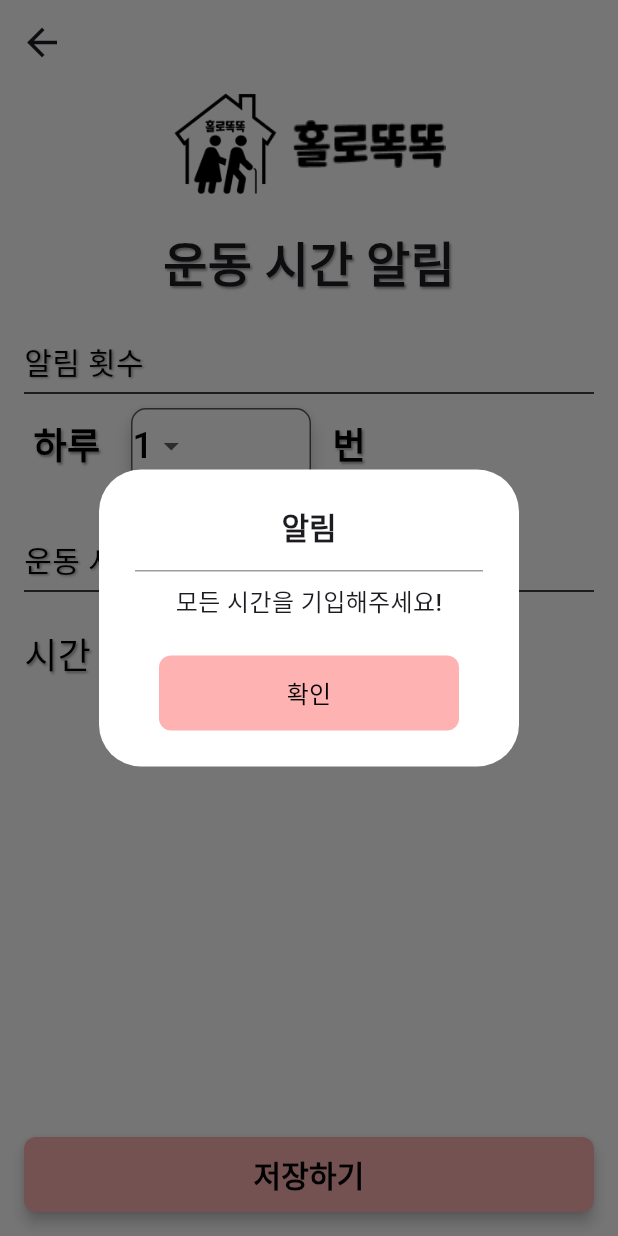
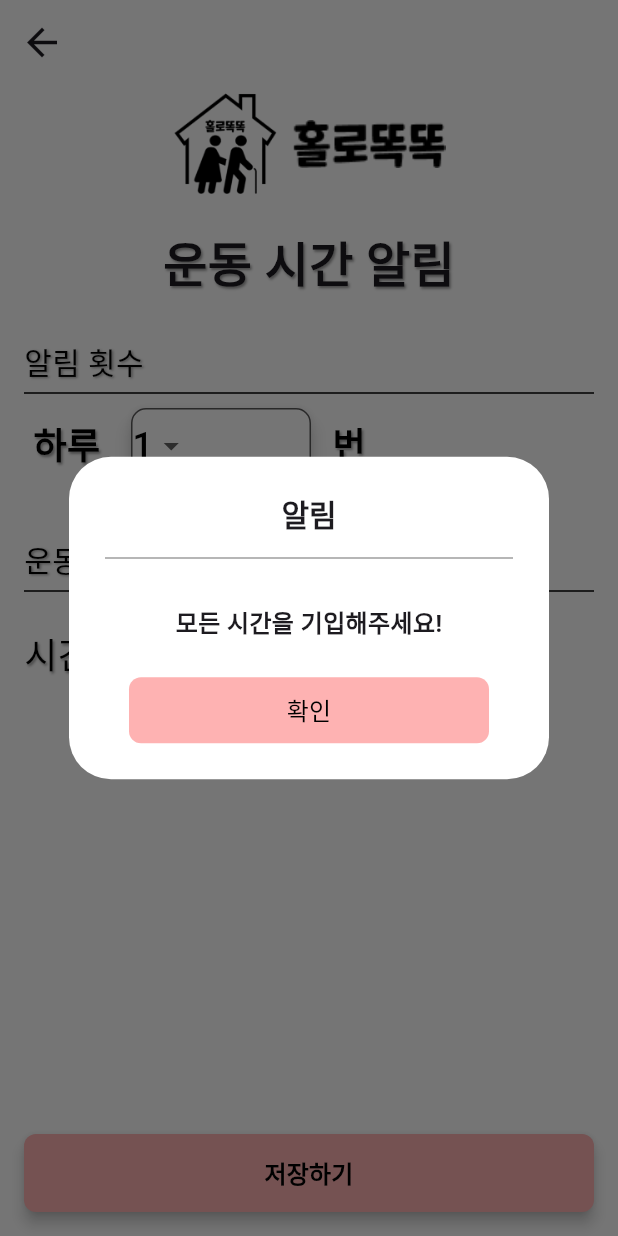
Before and after one commit to namminju/SeniorSmarkCare, a Flutter app: the ExerciseTime screen opened directly, after a tap on "저장하기", on a phone screen of 412 x 824 dp. Run offline on Flutter 3.47's test engine with Material 3 defaults, Android fonts, the phone set to English and light mode, and no system bars; our stand-ins replace shared_preferences; accounts and stored records are empty.

Commit message:
[FE] 버튼 수정 및 페이지 수정
1. ExercisePage 운동 영상 삭제
2. ExerciseTime, MealTime 버튼 수정

```diff
--- /dev/null
+++ b/frontend/devtools_options.yaml
@@ -0,0 +1,3 @@
+description: This file stores settings for Dart & Flutter DevTools.
+documentation: https://docs.flutter.dev/tools/devtools/extensions#configure-extension-enablement-states
+extensions:
--- a/frontend/lib/screen/ExercisePage/ExerciseTime.dart
+++ b/frontend/lib/screen/ExercisePage/ExerciseTime.dart
@@ -291,17 +291,17 @@ class _ExerciseTime extends State<ExerciseTime> {
                           ),
                           SizedBox(height: 8),
                           Text(
-                            '모든 시간을 기입해주세요!',
+                            '\n모든 시간을 기입해주세요!',
                             style: TextStyle(
-                                fontSize: 16, fontWeight: FontWeight.w500),
+                                fontSize: 16, fontWeight: FontWeight.w700),
                             textAlign: TextAlign.center,
                           ),
                         ],
                       ),
                       actions: [
                         Container(
-                          width: double.infinity,
-                          height: 50,
+                          width: 240,
+                          height: 44,
                           margin: const EdgeInsets.symmetric(horizontal: 16),
                           child: TextButton(
                             onPressed: () {
@@ -338,13 +338,13 @@ class _ExerciseTime extends State<ExerciseTime> {
               }
             },
             child: Container(
-              height: 50,
-              width: double.infinity,
+              height: 52,
+              width: 320,
               alignment: Alignment.center,
               child: const Text(
                 '저장하기',
                 style: TextStyle(
-                  fontSize: 20.0,
+                  fontSize: 16,
                   color: Colors.black,
                   fontWeight: FontWeight.bold,
                 ),
```
Also changed, not shown: frontend/lib/screen/ExercisePage/ExercisePage.dart (+9 -55 lines), frontend/lib/screen/MealPage/MealTime.dart (+7 -7 lines).
